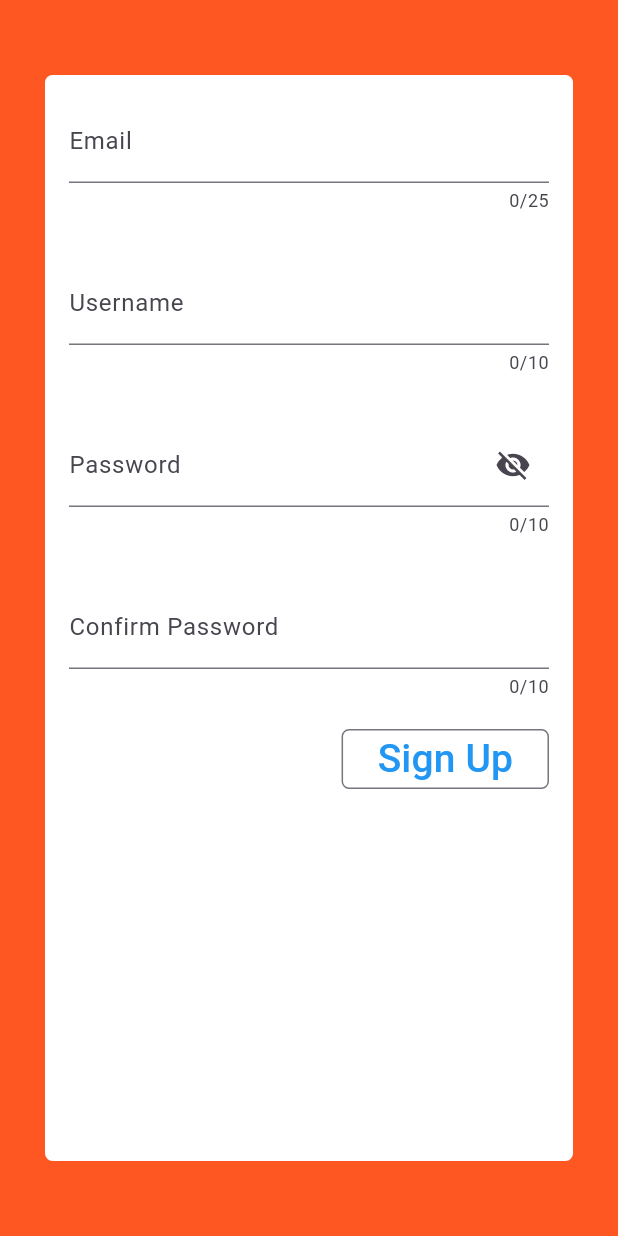
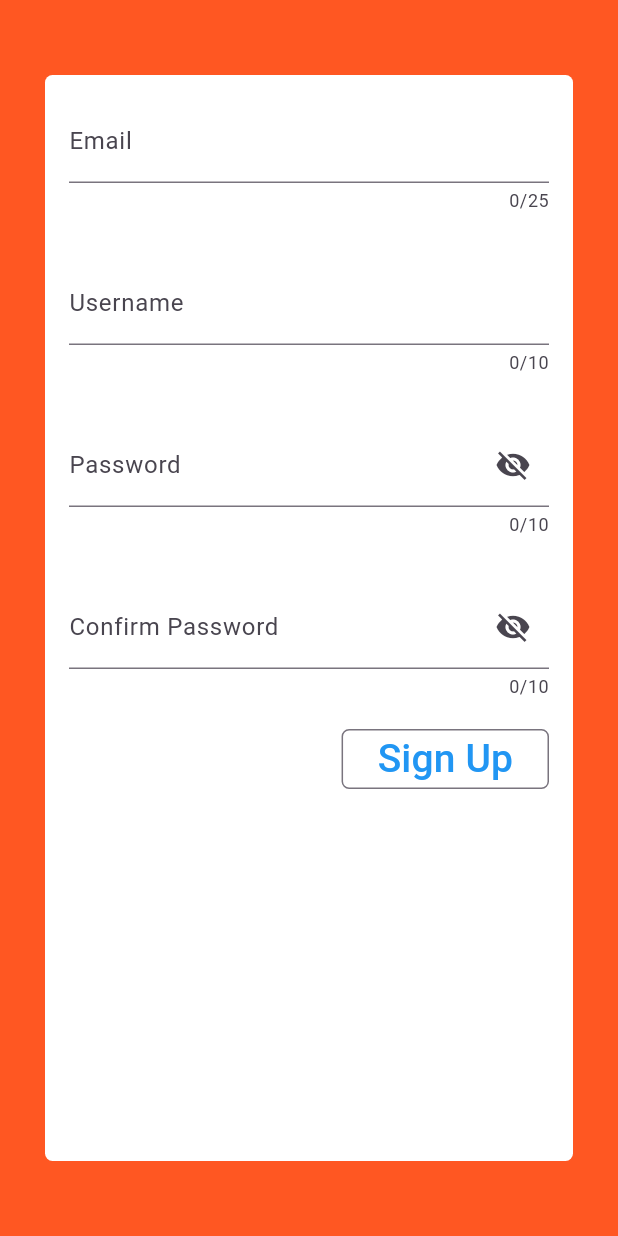
Before and after one commit to ShimaaElnaggar/ECTD_Task9, a Flutter app: the screen it shows after launch, on a phone screen of 412 x 824 dp. Run offline on Flutter 3.47's test engine with Material 3 defaults, Android fonts, the phone set to English and light mode, and no system bars.

Commit message:
control password visibility

```diff
--- a/lib/views/sign_up_view.dart
+++ b/lib/views/sign_up_view.dart
@@ -2,9 +2,14 @@ import 'package:ectd_task9/views/home_view.dart';
 import 'package:ectd_task9/widgets/custom_text_form_field.dart';
 import 'package:flutter/material.dart';
 
-class SignUpView extends StatelessWidget {
+class SignUpView extends StatefulWidget {
   SignUpView({super.key});
+  @override
+  State<SignUpView> createState() => _SignUpViewState();
+}
 
+class _SignUpViewState extends State<SignUpView> {
+  bool obscurePassword = true;
   var emailController = TextEditingController();
 
   var userNameController = TextEditingController();
@@ -14,6 +19,8 @@ class SignUpView extends StatelessWidget {
   var confirmPasswordController = TextEditingController();
 
   var formKey = GlobalKey<FormState>();
+
+
 
   @override
   Widget build(BuildContext context) {
@@ -46,18 +53,26 @@ class SignUpView extends StatelessWidget {
                 controller: userNameController,
               ),
               CustomTextFormField(
-                  obscureText: true,
+                  obscureText: obscurePassword,
                   maxLength: 10,
                   textInputAction: TextInputAction.next,
                   keyboardType: TextInputType.text,
                   label: const Text("Password"),
                   controller: passwordController,
                   suffixIcon: IconButton(
-                    onPressed: () {},
-                    icon: const Icon(
-                      Icons.visibility_off,
+                    onPressed: () {
+                      obscurePassword = !obscurePassword;
+                      setState(() {
+
+                      });
+                    },
+                    icon:  Icon(
+                      obscurePassword
+                          ?  Icons.visibility_off
+                          :  Icons.visibility,
                     ),
-                  )),
+                  )
+              ),
               CustomTextFormField(
                 obscureText: true,
                 maxLength: 10,
@@ -65,6 +80,20 @@ class SignUpView extends StatelessWidget {
                 keyboardType: TextInputType.text,
                 label: const Text("Confirm Password"),
                 controller: confirmPasswordController,
+                  suffixIcon: IconButton(
+                    onPressed: () {
+                      obscurePassword = !obscurePassword;
+                      setState(() {
+
+                      });
+                    },
+                    icon:  Icon(
+                      obscurePassword
+                          ?  Icons.visibility_off
+                          :  Icons.visibility,
+
+                    ),
+                  )
               ),
               Padding(
                 padding: const EdgeInsets.only(right: 16 ,bottom: 16),
```
